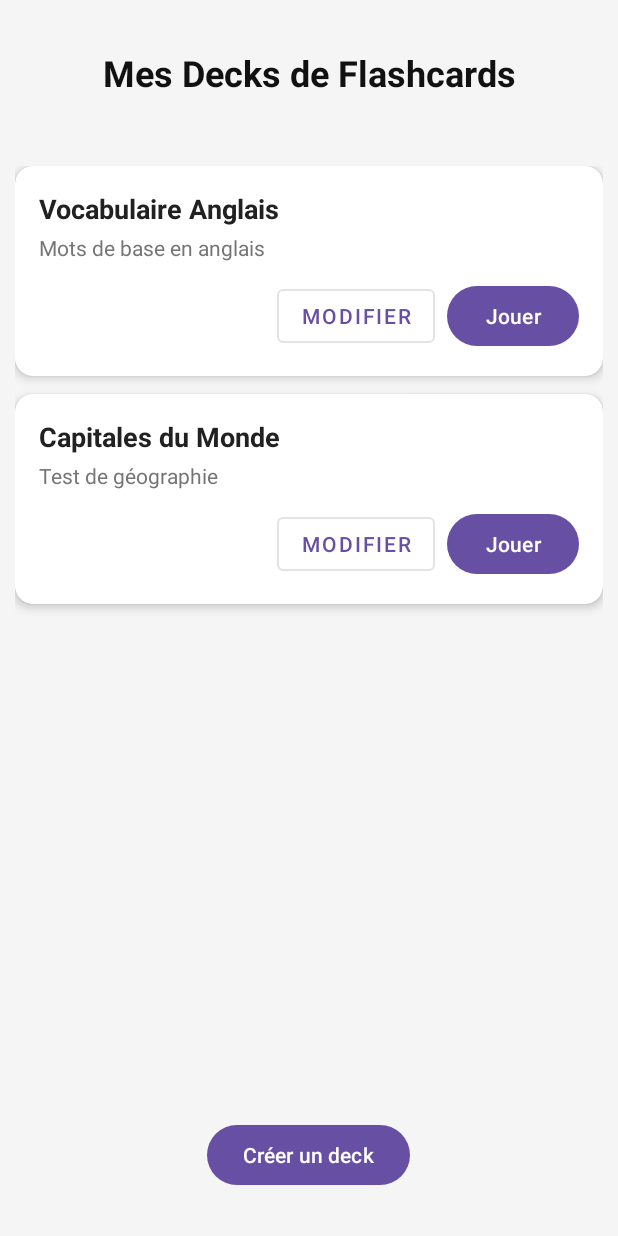
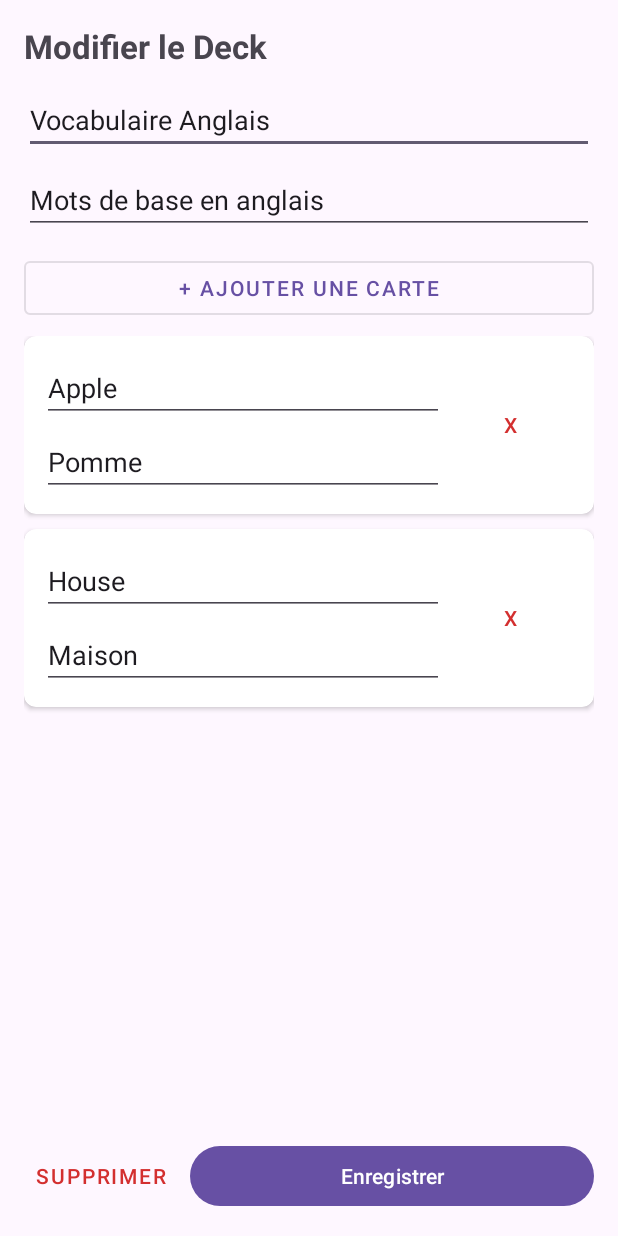
Before and after one commit to TartAthos/FlashCardGenerator, an Android app: the screen it shows after launch (MainActivity before the commit, EditDeckActivity after it), after a tap on "MODIFIER", on a phone screen of 412 x 824 dp. Run offline under Robolectric (Android 15) with nearby library versions, the phone set to English and light mode, and no system bars.

Commit message:
modification des decks et des cartes

```diff
--- a/app/src/main/AndroidManifest.xml
+++ b/app/src/main/AndroidManifest.xml
@@ -21,6 +21,10 @@
                 <category android:name="android.intent.category.LAUNCHER" />
             </intent-filter>
         </activity>
+        <activity
+            android:name=".EditDeckActivity"
+            android:exported="false"
+            android:windowSoftInputMode="adjustResize" />
     </application>
 
 </manifest>
--- /dev/null
+++ b/app/src/main/java/com/example/falshcardgenerator/EditDeckActivity.java
@@ -0,0 +1,149 @@
+package com.example.falshcardgenerator;
+
+import android.os.Bundle;
+import android.view.LayoutInflater;
+import android.view.View;
+import android.widget.Button;
+import android.widget.EditText;
+import android.widget.LinearLayout;
+import android.widget.TextView;
+import android.widget.Toast;
+
+import androidx.appcompat.app.AppCompatActivity;
+
+import com.example.falshcardgenerator.db.FlashcardDao;
+import com.example.falshcardgenerator.model.Card;
+import com.example.falshcardgenerator.model.Deck;
+
+import java.util.List;
+
+public class EditDeckActivity extends AppCompatActivity {
+
+    private FlashcardDao dao;
+    private long deckId = -1L; // -1L signifie "Mode Création"
+
+    private TextView tvScreenTitle;
+    private EditText etDeckTitle, etDeckDescription;
+    private LinearLayout containerEditCards;
+    private Button btnAddCardRow, btnSaveDeck, btnDeleteDeck;
+
+    @Override
+    protected void onCreate(Bundle savedInstanceState) {
+        super.onCreate(savedInstanceState);
+        setContentView(R.layout.activity_edit_deck);
+
+        dao = new FlashcardDao(this);
+
+        // Récupération des vues
+        tvScreenTitle = findViewById(R.id.tvScreenTitle);
+        etDeckTitle = findViewById(R.id.etDeckTitle);
+        etDeckDescription = findViewById(R.id.etDeckDescription);
+        containerEditCards = findViewById(R.id.containerEditCards);
+        btnAddCardRow = findViewById(R.id.btnAddCardRow);
+        btnSaveDeck = findViewById(R.id.btnSaveDeck);
+        btnDeleteDeck = findViewById(R.id.btnDeleteDeck);
+
+        // Vérifie si un DECK_ID a été passé par MainActivity
+        deckId = getIntent().getLongExtra("DECK_ID", -1L);
+
+        if (deckId != -1L) {
+            // --- MODE MODIFICATION ---
+            tvScreenTitle.setText("Modifier le Deck");
+            btnDeleteDeck.setVisibility(View.VISIBLE);
+            loadExistingDeckData();
+        } else {
+            // --- MODE CRÉATION ---
+            tvScreenTitle.setText("Nouveau Deck");
+            // On ajoute une première carte vide par défaut pour guider l'utilisateur
+            addCardRow("", "");
+        }
+
+        // Bouton "+ Ajouter une carte"
+        btnAddCardRow.setOnClickListener(v -> addCardRow("", ""));
+
+        // Bouton "Enregistrer"
+        btnSaveDeck.setOnClickListener(v -> saveDeckAndCards());
+
+        // Bouton "Supprimer" (uniquement visible en mode modification)
+        btnDeleteDeck.setOnClickListener(v -> {
+            dao.deleteDeck(deckId);
+            Toast.makeText(this, "Deck supprimé", Toast.LENGTH_SHORT).show();
+            finish(); // Ferme l'écran et revient à MainActivity
+        });
+    }
+
+    private void loadExistingDeckData() {
+        Deck deck = dao.getDeckById(deckId);
+        if (deck != null) {
+            etDeckTitle.setText(deck.getTitle());
+            etDeckDescription.setText(deck.getDescription());
+        }
+
+        // Charge les cartes existantes du deck
+        List<Card> cards = dao.getCardsForDeck(deckId);
+        for (Card card : cards) {
+            addCardRow(card.getQuestion(), card.getAnswer());
+        }
+    }
+
+    /**
+     * Ajoute visuellement une ligne de carte (Question + Réponse + bouton X) dans le ScrollView.
+     */
+    private void addCardRow(String question, String answer) {
+        LayoutInflater inflater = LayoutInflater.from(this);
+        View rowView = inflater.inflate(R.layout.item_edit_card, containerEditCards, false);
+
+        EditText etQuestion = rowView.findViewById(R.id.CardQuestion);
+        EditText etAnswer = rowView.findViewById(R.id.CardAnswer);
+        Button btnDeleteRow = rowView.findViewById(R.id.btnDeleteCardRow);
+
+        etQuestion.setText(question);
+        etAnswer.setText(answer);
+
+        // Supprime la ligne de l'écran au clic sur "X"
+        btnDeleteRow.setOnClickListener(v -> containerEditCards.removeView(rowView));
+
+        containerEditCards.addView(rowView);
+    }
+
+    private void saveDeckAndCards() {
+        String title = etDeckTitle.getText().toString().trim();
+        String description = etDeckDescription.getText().toString().trim();
+
+        if (title.isEmpty()) {
+            etDeckTitle.setError("Le titre est obligatoire");
+            return;
+        }
+
+        if (deckId == -1L) {
+            // 1. CRÉATION : on insère le nouveau deck et on récupère son ID généré
+            deckId = dao.insertDeck(new Deck(title, description));
+        } else {
+            // 2. MODIFICATION : on met à jour le deck et on nettoie ses anciennes cartes
+            dao.updateDeck(new Deck(deckId, title, description));
+            List<Card> oldCards = dao.getCardsForDeck(deckId);
+            for (Card old : oldCards) {
+                dao.deleteCard(old.getId());
+            }
+        }
+
+        // 3. Parcourt toutes les lignes visibles dans containerEditCards pour les enregistrer
+        int rowCount = containerEditCards.getChildCount();
+        for (int i = 0; i < rowCount; i++) {
+            View rowView = containerEditCards.getChildAt(i);
+            EditText etQuestion = rowView.findViewById(R.id.CardQuestion);
+            EditText etAnswer = rowView.findViewById(R.id.CardAnswer);
+
+            String q = etQuestion.getText().toString().trim();
+            String a = etAnswer.getText().toString().trim();
+
+            // On n'enregistre la carte que si la question et la réponse sont remplies
+            if (!q.isEmpty() && !a.isEmpty()) {
+                dao.insertCard(new Card(deckId, q, a));
+            }
+        }
+
+        Toast.makeText(this, "Deck enregistré !", Toast.LENGTH_SHORT).show();
+        finish(); // Retour automatique vers MainActivity (qui déclenchera onResume())
+    }
+}
--- a/app/src/main/java/com/example/falshcardgenerator/MainActivity.java
+++ b/app/src/main/java/com/example/falshcardgenerator/MainActivity.java
@@ -34,6 +34,13 @@ public class MainActivity extends AppCompatActivity {
         dao = new FlashcardDao(this);
         containerDecks = findViewById(R.id.containerDecks);
 
+        Button btnCreateDeck = findViewById(R.id.btnCreateDeck);
+        btnCreateDeck.setOnClickListener(v -> {
+            // On ouvre EditDeckActivity SANS extra DECK_ID -> Mode Création
+            Intent intent = new Intent(MainActivity.this, EditDeckActivity.class);
+            startActivity(intent);
+        });
+
         displayDecks();
     }
 
@@ -52,16 +59,14 @@ public class MainActivity extends AppCompatActivity {
         LayoutInflater inflater = LayoutInflater.from(this);
 
         for (Deck deck : decks) {
-            // 1. Création d'une nouvelle carte à partir du modèle XML
+
             View cardView = inflater.inflate(R.layout.item_deck, containerDecks, false);
 
-            // 2. Récupération des composants à l'intérieur de cette carte précise
             TextView tvTitle = cardView.findViewById(R.id.tvDeckTitle);
             TextView tvDescription = cardView.findViewById(R.id.tvDeckDescription);
             Button btnEdit = cardView.findViewById(R.id.btnEditDeck);
             Button btnPlay = cardView.findViewById(R.id.btnPlayDeck);
 
-            // 3. Remplissage avec les données du deck SQLite
             tvTitle.setText(deck.getTitle());
             tvDescription.setText(deck.getDescription());
 
@@ -74,16 +79,13 @@ public class MainActivity extends AppCompatActivity {
                 // startActivity(intent);
             });
 
-            // 5. Gestion du clic sur "Modifier"
             btnEdit.setOnClickListener(v -> {
                 Toast.makeText(this, "Modification du deck : " + deck.getTitle(), Toast.LENGTH_SHORT).show();
-                // Plus tard : ouvrir l'activité d'édition en lui passant l'ID du deck
-                // Intent intent = new Intent(MainActivity.this, EditDeckActivity.class);
-                // intent.putExtra("DECK_ID", deck.getId());
-                // startActivity(intent);
+                Intent intent = new Intent(MainActivity.this, EditDeckActivity.class);
+                intent.putExtra("DECK_ID", deck.getId());
+                startActivity(intent);
             });
 
-            // 6. Ajout de la carte remplie dans le LinearLayout du ScrollView
             containerDecks.addView(cardView);
         }
     }
--- a/app/src/main/java/com/example/falshcardgenerator/db/FlashcardDao.java
+++ b/app/src/main/java/com/example/falshcardgenerator/db/FlashcardDao.java
@@ -59,6 +59,27 @@ public class FlashcardDao {
         return deckList;
     }
 
+    public Deck getDeckById(long deckId) {
+        SQLiteDatabase db = dbHelper.getReadableDatabase();
+        Cursor cursor = db.query(
+                DatabaseHelper.TABLE_DECKS,
+                null,
+                DatabaseHelper.COLUMN_DECK_ID + " = ?",
+                new String[]{String.valueOf(deckId)},
+                null, null, null
+        );
+
+        Deck deck = null;
+        if (cursor.moveToFirst()) {
+            long id = cursor.getLong(cursor.getColumnIndexOrThrow(DatabaseHelper.COLUMN_DECK_ID));
+            String title = cursor.getString(cursor.getColumnIndexOrThrow(DatabaseHelper.COLUMN_DECK_TITLE));
+            String description = cursor.getString(cursor.getColumnIndexOrThrow(DatabaseHelper.COLUMN_DECK_DESCRIPTION));
+            deck = new Deck(id, title, description);
+        }
+        cursor.close();
+        return deck;
+    }
+
     /**
      * Insère un nouveau deck en base et retourne son ID généré.
      */
@@ -73,6 +94,20 @@ public class FlashcardDao {
 
         // Insertion sécurisée : renvoie l'ID de la nouvelle ligne (ou -1 en cas d'erreur)
         return db.insert(DatabaseHelper.TABLE_DECKS, null, values);
+    }
+
+    public int updateDeck(Deck deck) {
+        SQLiteDatabase db = dbHelper.getWritableDatabase();
+        ContentValues values = new ContentValues();
+        values.put(DatabaseHelper.COLUMN_DECK_TITLE, deck.getTitle());
+        values.put(DatabaseHelper.COLUMN_DECK_DESCRIPTION, deck.getDescription());
+
+        return db.update(
+                DatabaseHelper.TABLE_DECKS,
+                values,
+                DatabaseHelper.COLUMN_DECK_ID + " = ?",
+                new String[]{String.valueOf(deck.getId())}
+        );
     }
 
     /**
--- /dev/null
+++ b/app/src/main/res/layout/activity_edit_deck.xml
@@ -0,0 +1,90 @@
+<?xml version="1.0" encoding="utf-8"?>
+<androidx.constraintlayout.widget.ConstraintLayout xmlns:android="http://schemas.android.com/apk/res/android"
+    xmlns:app="http://schemas.android.com/apk/res-auto"
+    android:layout_width="match_parent"
+    android:layout_height="match_parent"
+    android:padding="16dp">
+
+    <TextView
+        android:id="@+id/tvScreenTitle"
+        android:layout_width="0dp"
+        android:layout_height="wrap_content"
+        android:text="Nouveau Deck"
+        android:textSize="22sp"
+        android:textStyle="bold"
+        app:layout_constraintEnd_toEndOf="parent"
+        app:layout_constraintStart_toStartOf="parent"
+        app:layout_constraintTop_toTopOf="parent" />
+
+    <EditText
+        android:id="@+id/etDeckTitle"
+        android:layout_width="0dp"
+        android:layout_height="wrap_content"
+        android:layout_marginTop="12dp"
+        android:hint="Titre du deck"
+        android:inputType="textCapSentences"
+        app:layout_constraintEnd_toEndOf="parent"
+        app:layout_constraintStart_toStartOf="parent"
+        app:layout_constraintTop_toBottomOf="@id/tvScreenTitle" />
+
+    <EditText
+        android:id="@+id/etDeckDescription"
+        android:layout_width="0dp"
+        android:layout_height="wrap_content"
+        android:layout_marginTop="8dp"
+        android:hint="Description (optionnelle)"
+        android:inputType="textCapSentences"
+        app:layout_constraintEnd_toEndOf="parent"
+        app:layout_constraintStart_toStartOf="parent"
+        app:layout_constraintTop_toBottomOf="@id/etDeckTitle" />
+
+    <Button
+        android:id="@+id/btnAddCardRow"
+        style="@style/Widget.MaterialComponents.Button.OutlinedButton"
+        android:layout_width="0dp"
+        android:layout_height="wrap_content"
+        android:layout_marginTop="12dp"
+        android:text="+ Ajouter une carte"
+        app:layout_constraintEnd_toEndOf="parent"
+        app:layout_constraintStart_toStartOf="parent"
+        app:layout_constraintTop_toBottomOf="@id/etDeckDescription" />
+
+    <ScrollView
+        android:layout_width="0dp"
+        android:layout_height="0dp"
+        android:layout_marginTop="8dp"
+        android:layout_marginBottom="12dp"
+        app:layout_constraintBottom_toTopOf="@id/btnSaveDeck"
+        app:layout_constraintEnd_toEndOf="parent"
+        app:layout_constraintStart_toStartOf="parent"
+        app:layout_constraintTop_toBottomOf="@id/btnAddCardRow">
+
+        <LinearLayout
+            android:id="@+id/containerEditCards"
+            android:layout_width="match_parent"
+            android:layout_height="wrap_content"
+            android:orientation="vertical" />
+    </ScrollView>
+
+    <Button
+        android:id="@+id/btnDeleteDeck"
+        style="@style/Widget.MaterialComponents.Button.TextButton"
+        android:layout_width="wrap_content"
+        android:layout_height="wrap_content"
+        android:text="Supprimer"
+        android:textColor="#D32F2F"
+        android:visibility="gone"
+        app:layout_constraintBottom_toBottomOf="parent"
+        app:layout_constraintStart_toStartOf="parent" />
+
+    <Button
+        android:id="@+id/btnSaveDeck"
+        android:layout_width="0dp"
+        android:layout_height="wrap_content"
+        android:layout_marginStart="8dp"
+        android:text="Enregistrer"
+        app:layout_constraintBottom_toBottomOf="parent"
+        app:layout_constraintEnd_toEndOf="parent"
+        app:layout_constraintStart_toEndOf="@id/btnDeleteDeck" />
+
+</androidx.constraintlayout.widget.ConstraintLayout>
--- /dev/null
+++ b/app/src/main/res/layout/item_edit_card.xml
@@ -0,0 +1,48 @@
+<?xml version="1.0" encoding="utf-8"?>
+<androidx.cardview.widget.CardView xmlns:android="http://schemas.android.com/apk/res/android"
+    xmlns:app="http://schemas.android.com/apk/res-auto"
+    android:layout_width="match_parent"
+    android:layout_height="wrap_content"
+    android:layout_marginBottom="10dp"
+    app:cardCornerRadius="8dp"
+    app:cardElevation="2dp">
+
+    <androidx.constraintlayout.widget.ConstraintLayout
+        android:layout_width="match_parent"
+        android:layout_height="wrap_content"
+        android:padding="12dp">
+
+        <EditText
+            android:id="@+id/CardQuestion"
+            android:layout_width="0dp"
+            android:layout_height="wrap_content"
+            android:hint="Question (Recto)"
+            android:inputType="textCapSentences"
+            app:layout_constraintEnd_toStartOf="@id/btnDeleteCardRow"
+            app:layout_constraintStart_toStartOf="parent"
+            app:layout_constraintTop_toTopOf="parent" />
+
+        <EditText
+            android:id="@+id/CardAnswer"
+            android:layout_width="0dp"
+            android:layout_height="wrap_content"
+            android:layout_marginTop="4dp"
+            android:hint="Réponse (Verso)"
+            android:inputType="textCapSentences"
+            app:layout_constraintEnd_toEndOf="@id/CardQuestion"
+            app:layout_constraintStart_toStartOf="parent"
+            app:layout_constraintTop_toBottomOf="@id/CardQuestion" />
+
+        <Button
+            android:id="@+id/btnDeleteCardRow"
+            style="@style/Widget.MaterialComponents.Button.TextButton"
+            android:layout_width="wrap_content"
+            android:layout_height="wrap_content"
+            android:text="X"
+            android:textColor="#D32F2F"
+            app:layout_constraintBottom_toBottomOf="parent"
+            app:layout_constraintEnd_toEndOf="parent"
+            app:layout_constraintTop_toTopOf="parent" />
+
+    </androidx.constraintlayout.widget.ConstraintLayout>
+</androidx.cardview.widget.CardView>
```
